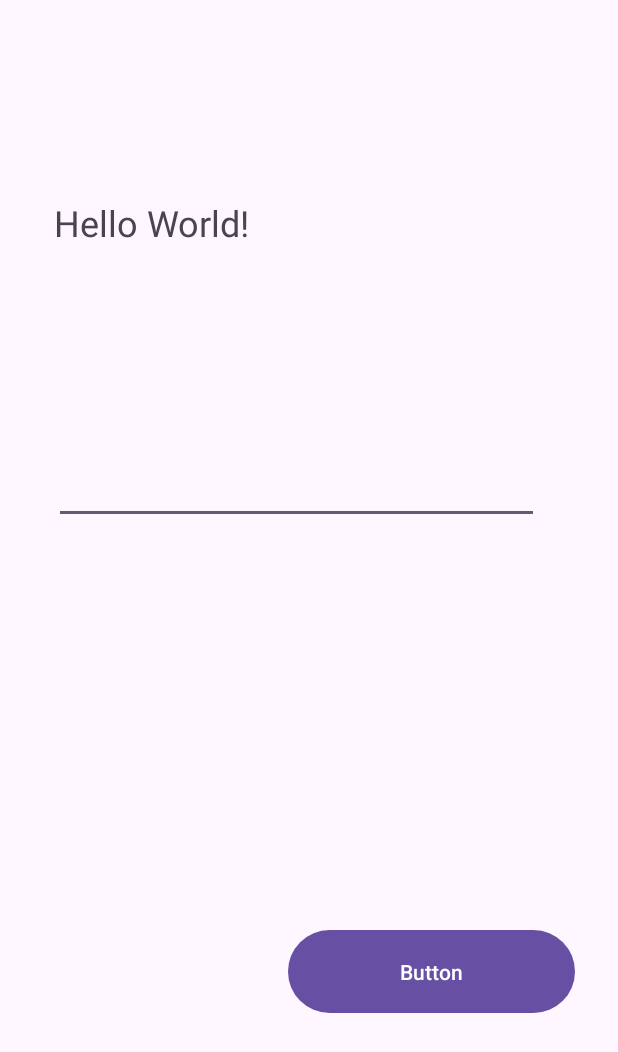
After one commit to Archer001201/IAT359_FinalProject, an Android app: the DetailTodoActivity screen opened directly, with no data from a screen before it, on a phone screen of 412 x 824 dp. The commit adds this screen. Shown: the top 1052 px of the screen. Run offline under Robolectric (Android 15) with nearby library versions, the phone set to English and light mode, and no system bars.

Commit message:
new interface and photo
我没敢往数据库里扔，要动你的todoslot，我怕动崩掉就没动

```diff
--- a/MilestoneMate/app/src/main/AndroidManifest.xml
+++ b/MilestoneMate/app/src/main/AndroidManifest.xml
@@ -1,6 +1,9 @@
 <?xml version="1.0" encoding="utf-8"?>
 <manifest xmlns:android="http://schemas.android.com/apk/res/android"
     xmlns:tools="http://schemas.android.com/tools">
+
+    <uses-permission android:name="android.permission.CAMERA"/>
+    <uses-feature android:name="android.hardware.camera" android:required="true"/>
 
     <application
         android:allowBackup="true"
@@ -25,6 +28,7 @@
         <activity android:name="com.example.milestonemate.SignupActivity" />
         <activity android:name="com.example.milestonemate.LoginActivity" />
         <activity android:name="com.example.milestonemate.AddNewTodoActivity" />
+        <activity android:name=".DetailTodoActivity"> </activity>
     </application>
 
 </manifest>
--- /dev/null
+++ b/MilestoneMate/app/src/main/java/com/example/milestonemate/DetailTodoActivity.java
@@ -0,0 +1,113 @@
+package com.example.milestonemate;
+
+import android.content.ContentValues;
+import android.content.Intent;
+import android.graphics.Bitmap;
+import android.net.Uri;
+import android.os.Bundle;
+import android.provider.MediaStore;
+import android.widget.Button;
+import android.widget.EditText;
+import android.widget.ImageView;
+import android.widget.TextView;
+
+import androidx.appcompat.app.AppCompatActivity;
+
+import java.io.IOException;
+import java.io.OutputStream;
+
+public class DetailTodoActivity extends AppCompatActivity
+{
+    private TextView todoDetailName, todoDetailTime;
+    private String title,date;
+    private Button state;
+
+    private EditText describeText;
+
+    private ImageView imageView;
+    private String imagePath;
+
+    protected void onCreate(Bundle savedInstanceState)
+    {
+        super.onCreate(savedInstanceState);
+        setContentView(R.layout.todo_detail_page);
+
+        todoDetailName = findViewById(R.id.todo_detail_info_name);
+        todoDetailTime = findViewById(R.id.todo_detail_info_time);
+
+        imageView = findViewById(R.id.imageView3);
+
+        describeText = findViewById(R.id.todo_detail_info_description);
+
+
+        Intent intent = getIntent();
+        title = intent.getStringExtra("title");
+        //这里我只想到显示title的方法，时间的话要改todoslot class的变量，我没动。然后我想着用key搜索不知道行不行，不知道怎么弄了，我现在不知道怎么把database里面的东西用key提出来。
+
+        todoDetailName.setText(title);
+
+        state = findViewById(R.id.todo_detail_info_submit_stateChange);
+
+        //set click linstener
+        state.setOnClickListener(v -> {
+            //photo intent
+            Intent takePictureIntent = new Intent(android.provider.MediaStore.ACTION_IMAGE_CAPTURE);
+            if (takePictureIntent.resolveActivity(getPackageManager()) != null) {
+                // start
+                startActivityForResult(takePictureIntent, REQUEST_IMAGE_CAPTURE);
+            }
+        });
+
+
+    }
+
+    static final int REQUEST_IMAGE_CAPTURE = 1;
+
+    protected void onActivityResult(int requestCode, int resultCode, Intent data) {
+
+        super.onActivityResult(requestCode, resultCode, data);
+        if (requestCode == REQUEST_IMAGE_CAPTURE && resultCode == RESULT_OK)
+        {
+            Bundle extras = data.getExtras();
+            Bitmap imageBitmap = (Bitmap) extras.get("data");
+
+            // 保存图片到外部存储
+            String imagePath = saveImageToExternalStorage(imageBitmap);
+
+            imageView.setImageBitmap(imageBitmap);
+
+            this.imagePath = imagePath;
+        }
+
+    }
+    //这里只是拍照，我在想如果要往数据库里加新东西那是不是就得和我上面那个问题一样要改todoslot，就这里照片和细节我没有往数据库里面写。
+    //最好是额外做一个button去保存数据，这个就看你把，哦对，这个拍照的东西挺阴间的
+
+    private String saveImageToExternalStorage(Bitmap bitmap)
+    {
+        //import photo and return uri for image
+        ContentValues values = new ContentValues();
+        values.put(MediaStore.Images.Media.DISPLAY_NAME, "todo_" + System.currentTimeMillis() + ".jpg");
+        values.put(MediaStore.Images.Media.MIME_TYPE, "image/jpeg");
+        Uri uri = getContentResolver().insert(MediaStore.Images.Media.EXTERNAL_CONTENT_URI, values);
+
+        try
+        {
+            if(uri != null)
+            {
+                OutputStream outputStream = getContentResolver().openOutputStream(uri);
+                bitmap.compress(Bitmap.CompressFormat.JPEG, 100, outputStream);
+                if (outputStream != null)
+                {
+                    outputStream.close();
+                }
+                return uri.toString();
+            }
+        }
+        catch (IOException e)
+        {
+            e.printStackTrace();
+        }
+        return null;
+    }
+}
--- a/MilestoneMate/app/src/main/java/com/example/milestonemate/TodoSlot.java
+++ b/MilestoneMate/app/src/main/java/com/example/milestonemate/TodoSlot.java
@@ -4,7 +4,11 @@ public class TodoSlot {
     private final String title;
     private final String state;
 
-    public TodoSlot(String title, String state){
+
+
+
+    public TodoSlot(String title, String state)
+    {
         this.title = title;
         this.state = state;
     }
--- a/MilestoneMate/app/src/main/res/layout/activity_signup.xml
+++ b/MilestoneMate/app/src/main/res/layout/activity_signup.xml
@@ -31,12 +31,12 @@
         android:id="@+id/username"
         android:layout_width="wrap_content"
         android:layout_height="wrap_content"
-        android:paddingVertical="15dp"
         android:ems="10"
         android:inputType="text"
+        android:paddingVertical="15dp"
         android:text="@string/user_name"
+        app:layout_constraintStart_toStartOf="@+id/userNameText"
         app:layout_constraintTop_toBottomOf="@+id/userNameText"
-        app:layout_constraintStart_toStartOf="@+id/userNameText"
         tools:ignore="Autofill,LabelFor" />
 
     <TextView
--- /dev/null
+++ b/MilestoneMate/app/src/main/res/layout/todo_detail_page.xml
@@ -0,0 +1,67 @@
+<?xml version="1.0" encoding="utf-8"?>
+<androidx.constraintlayout.widget.ConstraintLayout xmlns:android="http://schemas.android.com/apk/res/android"
+    xmlns:app="http://schemas.android.com/apk/res-auto"
+    xmlns:tools="http://schemas.android.com/tools"
+    android:layout_width="match_parent"
+    android:layout_height="match_parent">
+
+    <TextView
+        android:id="@+id/todo_detail_info_time"
+        android:layout_width="135dp"
+        android:layout_height="36dp"
+        android:layout_marginStart="36dp"
+        android:layout_marginTop="132dp"
+        android:text="Hello World!"
+        android:textSize="24sp"
+        app:layout_constraintStart_toStartOf="parent"
+        app:layout_constraintTop_toTopOf="parent" />
+
+    <TextView
+        android:id="@+id/todo_detail_info_name"
+        android:layout_width="135dp"
+        android:layout_height="37dp"
+        android:layout_marginStart="36dp"
+        android:layout_marginTop="76dp"
+        android:text="Hello World!"
+        android:textSize="24sp"
+        app:layout_constraintStart_toStartOf="parent"
+        app:layout_constraintTop_toTopOf="parent" />
+
+    <EditText
+        android:id="@+id/todo_detail_info_description"
+        android:layout_width="323dp"
+        android:layout_height="141dp"
+        android:layout_marginStart="36dp"
+        android:layout_marginTop="208dp"
+        android:ems="10"
+        android:inputType="text"
+
+
+        android:paddingVertical="15dp"
+        android:text="@string/user_name"
+        app:layout_constraintStart_toStartOf="parent"
+        app:layout_constraintTop_toTopOf="parent"
+        tools:ignore="Autofill,LabelFor" />
+
+    <Button
+        android:id="@+id/todo_detail_info_submit_stateChange"
+        android:layout_width="191dp"
+        android:layout_height="63dp"
+        android:layout_marginStart="192dp"
+        android:layout_marginTop="616dp"
+        android:text="Button"
+        app:layout_constraintStart_toStartOf="parent"
+        app:layout_constraintTop_toTopOf="parent" />
+
+    <ImageView
+        android:id="@+id/imageView3"
+        android:layout_width="222dp"
+        android:layout_height="206dp"
+        android:layout_marginBottom="140dp"
+        app:layout_constraintBottom_toBottomOf="parent"
+        app:layout_constraintEnd_toEndOf="parent"
+        app:layout_constraintHorizontal_bias="0.497"
+        app:layout_constraintStart_toStartOf="parent"
+        tools:srcCompat="@tools:sample/avatars" />
+
+</androidx.constraintlayout.widget.ConstraintLayout>
```
Also changed, not shown: MilestoneMate/app/src/main/java/com/example/milestonemate/TodoRecyclerView.java (+18 -2 lines).
